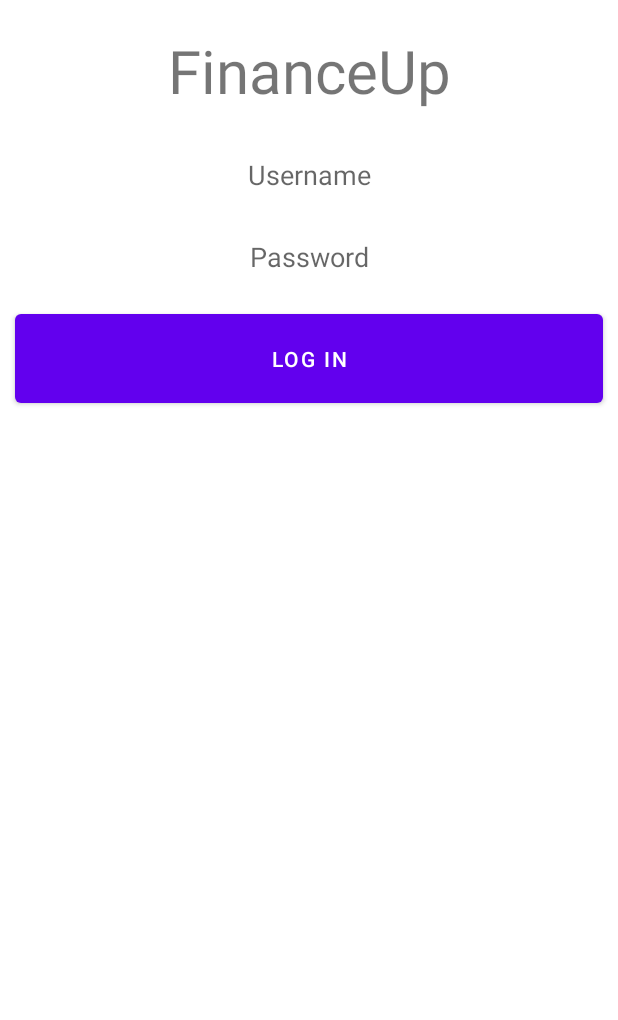
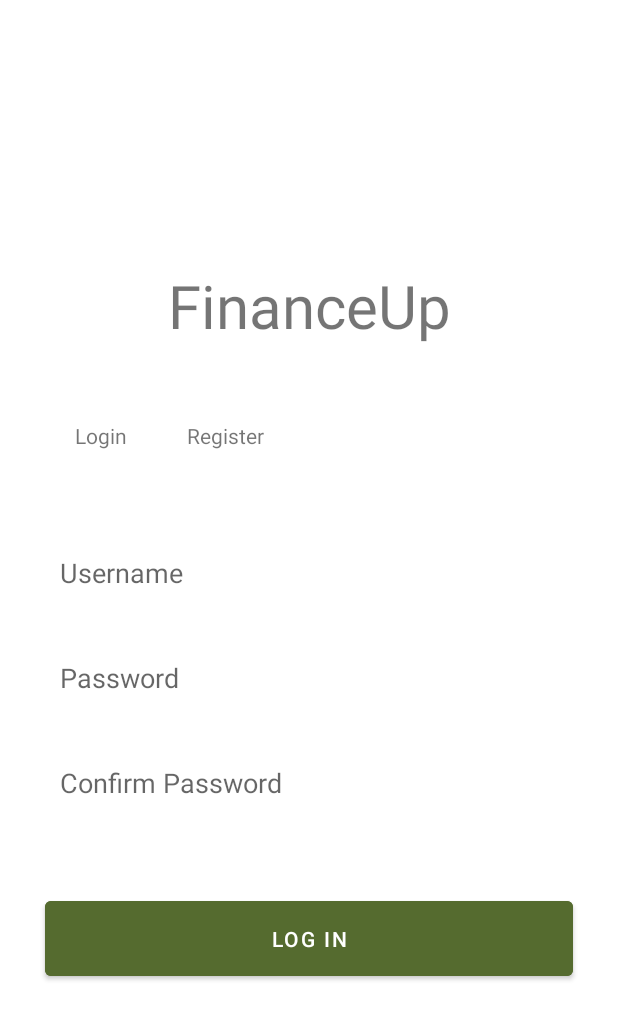
Before and after one commit to victortulabot/FinanceUp, an Android app: the screen it shows after launch (MainActivity), on a phone screen of 412 x 824 dp. Shown: the top 1020 px of the screen. Run offline under Robolectric (Android 15) with nearby library versions, the phone set to English and light mode, and no system bars.

Commit message:
updated activity main layout

```diff
--- a/app/src/main/res/layout/activity_main.xml
+++ b/app/src/main/res/layout/activity_main.xml
@@ -1,16 +1,20 @@
 <?xml version="1.0" encoding="utf-8"?>
-<androidx.constraintlayout.widget.ConstraintLayout xmlns:android="http://schemas.android.com/apk/res/android"
+<LinearLayout
+    xmlns:android="http://schemas.android.com/apk/res/android"
     xmlns:app="http://schemas.android.com/apk/res-auto"
     xmlns:tools="http://schemas.android.com/tools"
     android:layout_width="match_parent"
     android:layout_height="match_parent"
+    android:orientation="vertical"
+    android:weightSum="10"
     tools:context=".MainActivity">
 
     <TextView
         android:id="@+id/tv_signup"
         android:text="FinanceUp"
+        android:layout_weight="4"
         android:textSize="40sp"
-        android:gravity="center"
+        android:gravity="bottom|center_horizontal"
         android:layout_width="match_parent"
         android:layout_height="wrap_content"
         android:padding="10dp"
@@ -20,43 +24,93 @@
         app:layout_constraintLeft_toLeftOf="parent"
         />
 
+    <TableLayout
+        android:layout_width="match_parent"
+        android:layout_height="0dp"
+        android:layout_weight="2"
+        android:layout_margin="10dp"
+        android:padding="20dp">
+
+        <TableRow>
+            <TextView
+                android:text="Login"
+                android:layout_width="match_parent"
+                android:layout_height="wrap_content"
+                android:paddingStart="20dp"
+                android:paddingEnd="20dp"
+                android:layout_column="1" />
+            <TextView
+                android:text="Register"
+                android:paddingStart="20dp"
+                android:paddingEnd="20dp"
+                android:layout_width="match_parent"
+                android:layout_height="wrap_content"
+                android:layout_column="2" />
+        </TableRow>
+    </TableLayout>
+
+    <LinearLayout
+        android:layout_width="match_parent"
+        android:layout_height="wrap_content"
+        android:orientation="vertical"
+        android:layout_margin="10dp"
+        android:layout_weight="4">
+
         <EditText
             android:id="@+id/et_username"
             android:hint="Username"
-        android:gravity="center"
+            android:gravity="left"
             android:layout_width="match_parent"
             android:layout_height="wrap_content"
             android:padding="10dp"
-        android:layout_margin="10dp"
+            android:layout_marginStart="20dp"
+            android:layout_marginEnd="20dp"
+            android:layout_marginBottom="15dp"
             android:background="@color/white"
-        app:layout_constraintTop_toBottomOf="@+id/tv_signup"
-        app:layout_constraintRight_toRightOf="parent"
-        app:layout_constraintLeft_toLeftOf="parent"
             />
 
         <EditText
             android:id="@+id/et_password"
             android:hint="Password"
             android:inputType="textPassword"
-        android:gravity="center"
+            android:gravity="left"
             android:layout_width="match_parent"
             android:layout_height="wrap_content"
             android:padding="10dp"
-        android:layout_margin="10dp"
+            android:layout_marginStart="20dp"
+            android:layout_marginEnd="20dp"
+            android:layout_marginTop="10dp"
+            android:layout_marginBottom="15dp"
             android:background="@color/white"
-        app:layout_constraintTop_toBottomOf="@+id/et_username"
-        app:layout_constraintRight_toRightOf="parent"
-        app:layout_constraintLeft_toLeftOf="parent"
+            />
+
+        <EditText
+            android:id="@+id/et_confirm_password"
+            android:hint="Confirm Password"
+            android:inputType="textPassword"
+            android:gravity="left"
+            android:layout_width="match_parent"
+            android:layout_height="wrap_content"
+            android:padding="10dp"
+            android:layout_marginStart="20dp"
+            android:layout_marginEnd="20dp"
+            android:layout_marginTop="10dp"
+            android:layout_marginBottom="15dp"
+            android:background="@color/white"
             />
 
         <Button
             android:id="@+id/btn_login"
             android:text="Log In"
-        android:padding="20dp"
-        android:layout_margin="10dp"
             android:layout_width="match_parent"
             android:layout_height="wrap_content"
-        app:layout_constraintTop_toBottomOf="@id/et_password"
+            android:layout_marginTop="35dp"
+            android:layout_marginStart="20dp"
+            android:layout_marginEnd="20dp"
+            android:padding="15dp"
+            android:backgroundTint="#556B2F"
             />
+    </LinearLayout>
 
-</androidx.constraintlayout.widget.ConstraintLayout>
+
+</LinearLayout>
```
Lines whose indentation alone changed are shown as unchanged.
